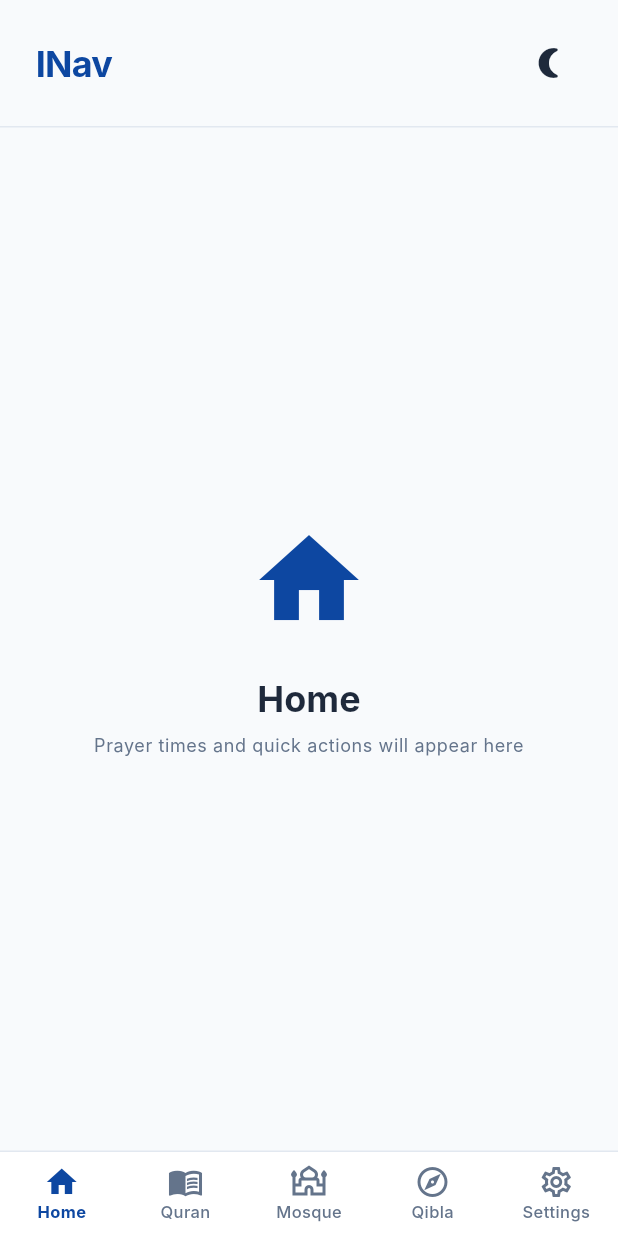
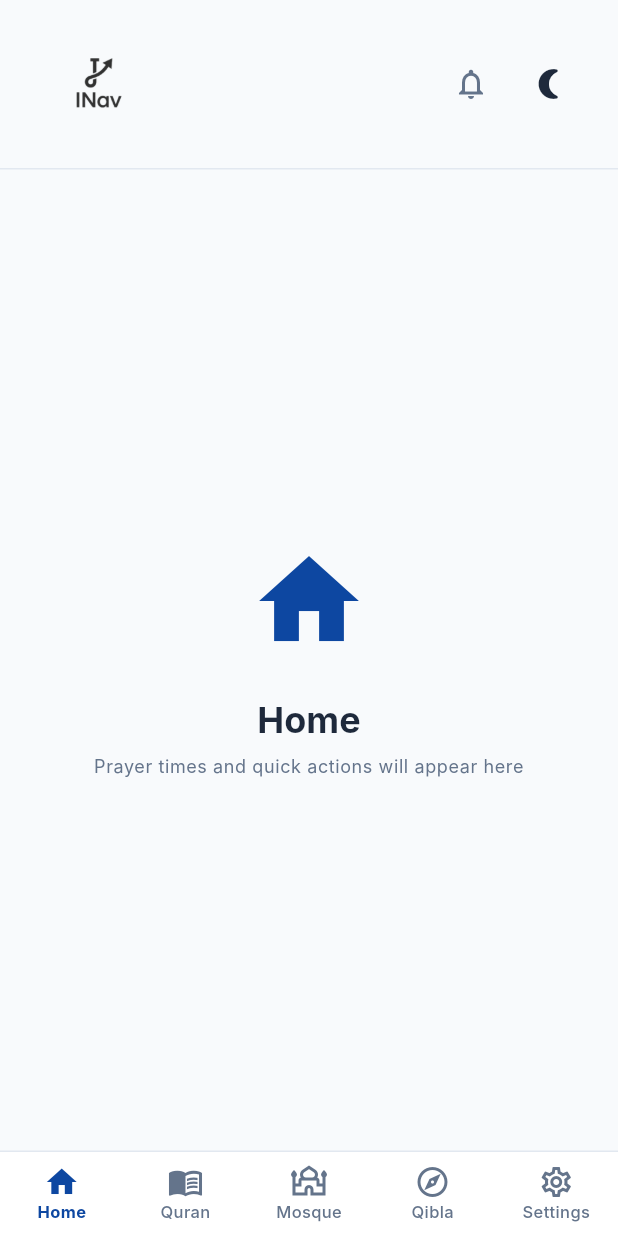
Before and after one commit to Zedts/INav, a Flutter app: the screen it shows after launch, on a phone screen of 412 x 824 dp. Run offline on Flutter 3.47's test engine with Material 3 defaults, Android fonts, the phone set to English and light mode, and no system bars; our stand-ins replace shared_preferences; Roboto replaces fonts that are missing (Inter).

Commit message:
feat(ui): enhance app header with logo and notification button
- Add Dark_Theme.png and White_Theme.png assets to lib/assets/
- Replace app title text with theme-aware logo images in app header
- Add notification button with placeholder functionality to app header
- Fix theme detection across components to use Theme.of(context).brightness instead of themeProvider.themeMode for accurate system theme handling
- Update app header padding to accommodate new logo layout (left: 0 for full-width logo support)
- Register new theme assets in pubspec.yaml
- Remove obsolete Logo_RefOriginal.png reference file
- Improves theme consistency and adds foundation for notification feature

```diff
--- a/lib/widgets/common/app_header.dart
+++ b/lib/widgets/common/app_header.dart
@@ -5,14 +5,15 @@ import '../../core/theme/theme_provider.dart';
 import 'theme_toggle_button.dart';
 
 /// Reusable header widget for the INav app
-/// Displays app title and theme toggle button
+/// Displays app logo, notification button, and theme toggle button
 class AppHeader extends StatelessWidget {
   const AppHeader({super.key});
 
   @override
   Widget build(BuildContext context) {
     final themeProvider = context.watch<ThemeProvider>();
-    final isDark = themeProvider.themeMode == ThemeMode.dark;
+    // Check actual brightness to handle system theme correctly
+    final isDark = Theme.of(context).brightness == Brightness.dark;
 
     return Container(
       decoration: BoxDecoration(
@@ -24,25 +25,60 @@ class AppHeader extends StatelessWidget {
           ),
         ),
       ),
-      padding: const EdgeInsets.symmetric(horizontal: 24, vertical: 20),
+      padding: const EdgeInsets.only(left: 0, right: 24, top: 20, bottom: 20),
       child: SafeArea(
         bottom: false,
         child: Row(
           mainAxisAlignment: MainAxisAlignment.spaceBetween,
           children: [
-            // App Title
-            Text(
-              'INav',
-              style: TextStyle(
-                fontSize: 24,
-                fontWeight: FontWeight.bold,
-                color: isDark ? AppColors.primaryDark : AppColors.primaryLight,
-                letterSpacing: -0.5,
-              ),
+            // App Logo
+            Image.asset(
+              isDark
+                  ? 'lib/assets/Dark_Theme.png'
+                  : 'lib/assets/White_Theme.png',
+              height: 72,
+              fit: BoxFit.contain,
             ),
 
-            // Theme Toggle Button
-            const ThemeToggleButton(),
+            // Right side buttons
+            Row(
+              children: [
+                // Notification Button
+                Material(
+                  color: Colors.transparent,
+                  child: InkWell(
+                    onTap: () {
+                      // TODO: Implement notification functionality
+                      ScaffoldMessenger.of(context).showSnackBar(
+                        const SnackBar(
+                          content: Text('Notifications feature coming soon!'),
+                          duration: Duration(seconds: 2),
+                        ),
+                      );
+                    },
+                    borderRadius: BorderRadius.circular(12),
+                    child: Container(
+                      padding: const EdgeInsets.all(10),
+                      decoration: BoxDecoration(
+                        borderRadius: BorderRadius.circular(12),
+                      ),
+                      child: Icon(
+                        Icons.notifications_outlined,
+                        size: 24,
+                        color: isDark
+                            ? AppColors.textMutedDark
+                            : AppColors.textMutedLight,
+                      ),
+                    ),
+                  ),
+                ),
+
+                const SizedBox(width: 8),
+
+                // Theme Toggle Button
+                const ThemeToggleButton(),
+              ],
+            ),
           ],
         ),
       ),
--- a/lib/widgets/common/theme_toggle_button.dart
+++ b/lib/widgets/common/theme_toggle_button.dart
@@ -10,7 +10,8 @@ class ThemeToggleButton extends StatelessWidget {
   @override
   Widget build(BuildContext context) {
     final themeProvider = context.watch<ThemeProvider>();
-    final isDark = themeProvider.themeMode == ThemeMode.dark;
+    // Check actual brightness to handle system theme correctly
+    final isDark = Theme.of(context).brightness == Brightness.dark;
 
     return Material(
       color: Colors.transparent,
--- a/lib/widgets/navigation/bottom_nav_bar.dart
+++ b/lib/widgets/navigation/bottom_nav_bar.dart
@@ -18,7 +18,8 @@ class BottomNavBar extends StatelessWidget {
   @override
   Widget build(BuildContext context) {
     final themeProvider = context.watch<ThemeProvider>();
-    final isDark = themeProvider.themeMode == ThemeMode.dark;
+    // Check actual brightness to handle system theme correctly
+    final isDark = Theme.of(context).brightness == Brightness.dark;
 
     return Container(
       decoration: BoxDecoration(
--- a/pubspec.yaml
+++ b/pubspec.yaml
@@ -64,9 +64,9 @@ flutter:
   uses-material-design: true
 
   # To add assets to your application, add an assets section, like this:
-  # assets:
-  #   - images/a_dot_burr.jpeg
-  #   - images/a_dot_ham.jpeg
+  assets:
+    - lib/assets/Dark_Theme.png
+    - lib/assets/White_Theme.png
 
   # An image asset can refer to one or more resolution-specific "variants", see
   # https://flutter.dev/to/resolution-aware-images
```
Also changed, not shown: lib/assets/Dark_Theme.png (added), lib/assets/White_Theme.png (added), ref/Logo_RefOriginal.png (deleted).
